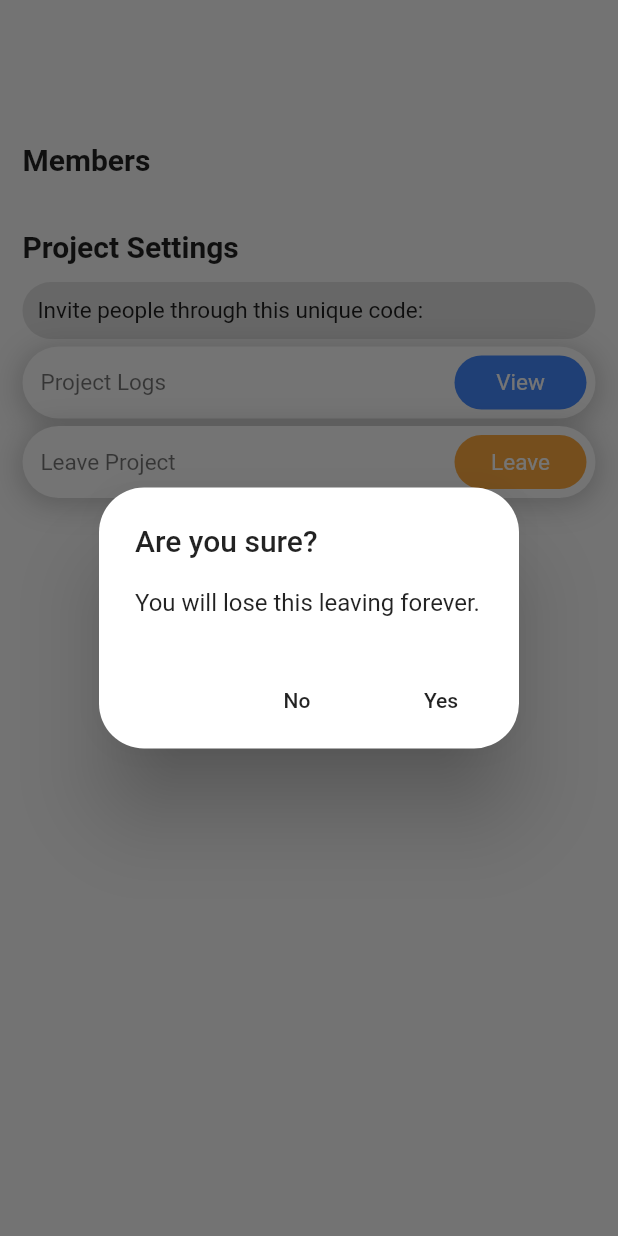
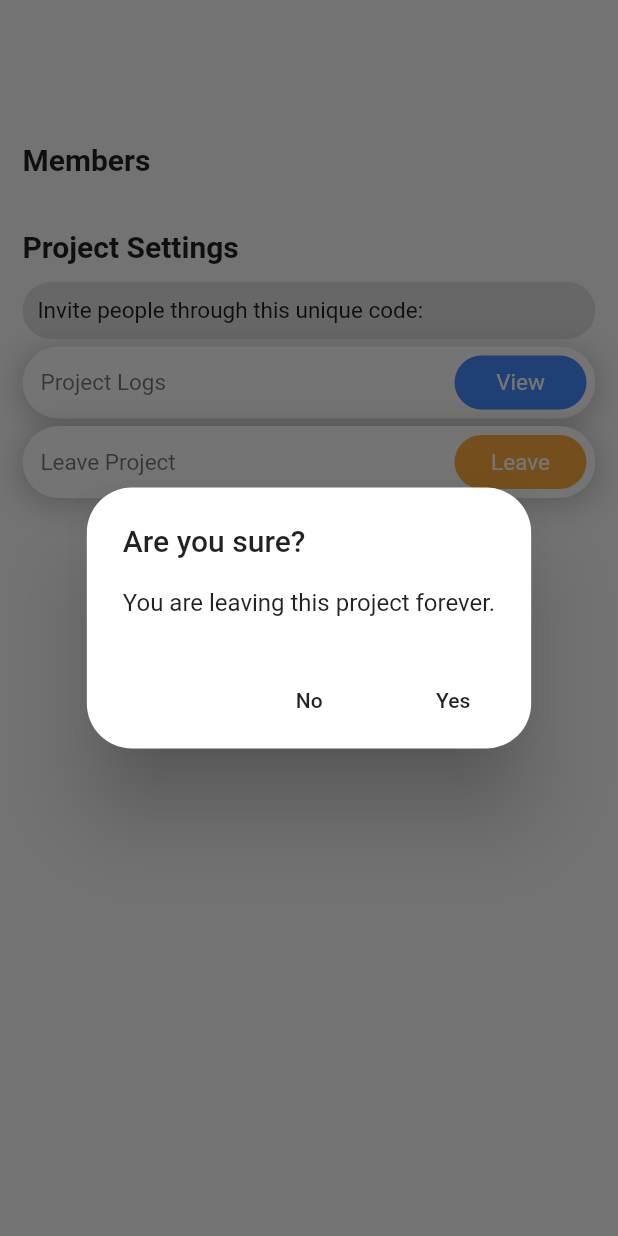
Before and after one commit to bdasgupta02/workly, a Flutter app: the ProjectSettings widget shown alone on an empty page, opened directly, after a tap on "Leave", on a phone screen of 412 x 824 dp. Run offline on Flutter 3.47's test engine with Material 2 defaults, Android fonts, the phone set to English and light mode, and no system bars; our stand-ins replace cloud_firestore, firebase_auth, firebase_messaging, firebase_storage, flutter_local_notifications, image_picker and 1 more; accounts and stored records are empty.

Commit message:
Fixed bugs

```diff
--- a/workly/lib/screens/project_settings.dart
+++ b/workly/lib/screens/project_settings.dart
@@ -304,7 +304,7 @@ class _ProjectSettingsState extends State<ProjectSettings> {
     String verb = action == "leave" ? "leaving" : "deleting";
     return AlertDialog(
       title: Text("Are you sure?"),
-      content: Text("You will lose this $verb forever."),
+      content: Text("You are $verb this project forever."),
       actions: <Widget>[
         FlatButton(
           child: Text("No"),
```
